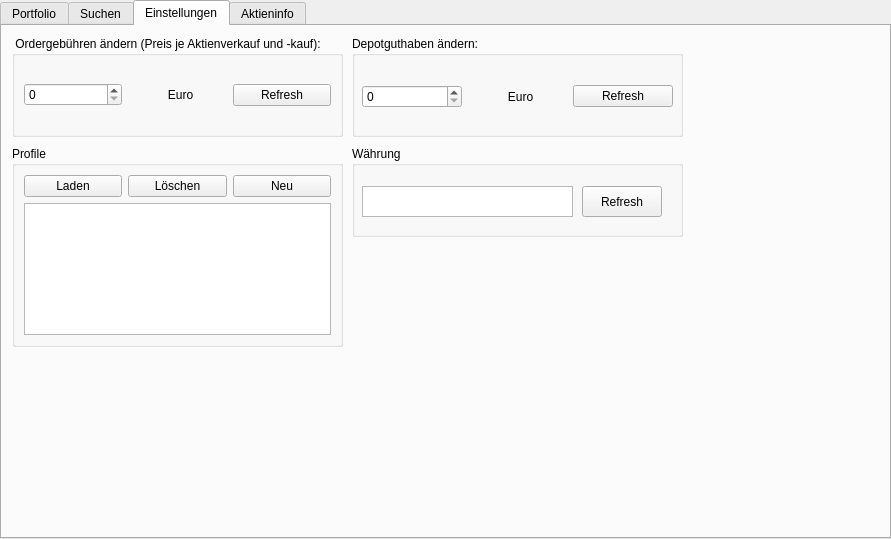
First picture: the form in ui/main_window.ui, repository eliaskohout/Boersenspiel, before the edit.
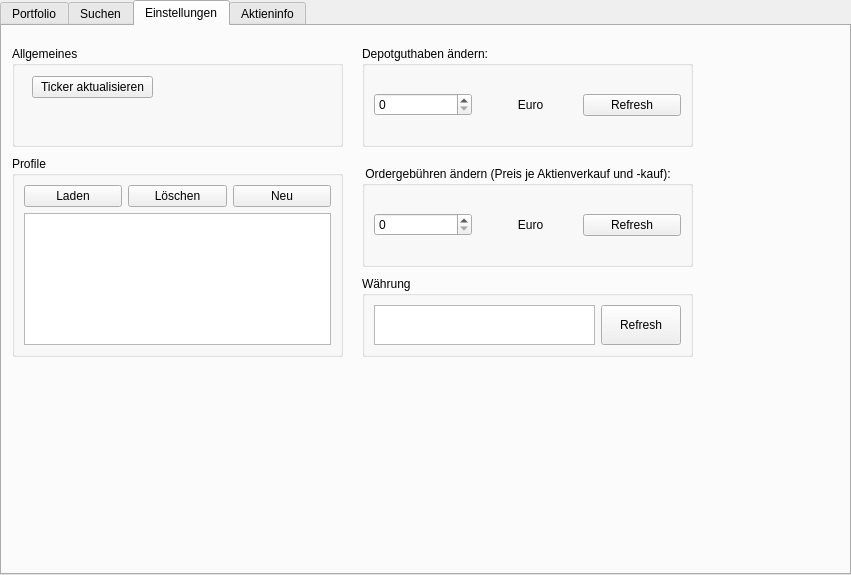
Second picture: the form after the edit. The open tabs and pages were chosen to show the change. Custom widgets are drawn as their Qt base class.

Patch:
```diff
--- a/ui/main_window.ui
+++ b/ui/main_window.ui
@@ -6,8 +6,8 @@
    <rect>
     <x>0</x>
     <y>0</y>
-    <width>891</width>
-    <height>539</height>
+    <width>851</width>
+    <height>575</height>
    </rect>
   </property>
   <property name="sizePolicy">
@@ -286,14 +286,14 @@
        </property>
        <property name="geometry">
         <rect>
-         <x>10</x>
-         <y>10</y>
+         <x>360</x>
+         <y>140</y>
          <width>331</width>
          <height>101</height>
         </rect>
        </property>
        <property name="sizePolicy">
-        <sizepolicy hsizetype="Maximum" vsizetype="Maximum">
+        <sizepolicy hsizetype="Fixed" vsizetype="Fixed">
          <horstretch>100</horstretch>
          <verstretch>0</verstretch>
         </sizepolicy>
@@ -309,8 +309,6 @@
        </property>
        <layout class="QHBoxLayout" name="horizontalLayout_4">
         <item>
-         <layout class="QHBoxLayout" name="horizontalLayout_5">
-          <item>
            <widget class="QSpinBox" name="spinBox_OrderGebuehr">
             <property name="maximum">
              <number>100</number>
@@ -318,7 +316,7 @@
            </widget>
           </item>
           <item>
-           <widget class="QLabel" name="label_waehrung_ordergeuehren">
+         <widget class="QLabel" name="label_waehrung_ordergebuehren">
             <property name="text">
              <string>            Euro</string>
             </property>
@@ -326,36 +324,37 @@
           </item>
           <item>
            <widget class="QPushButton" name="pushButton_refresh_Gebuehr">
+          <property name="sizePolicy">
+           <sizepolicy hsizetype="Minimum" vsizetype="Fixed">
+            <horstretch>0</horstretch>
+            <verstretch>0</verstretch>
+           </sizepolicy>
+          </property>
             <property name="text">
              <string>Refresh</string>
             </property>
            </widget>
-          </item>
-         </layout>
         </item>
        </layout>
       </widget>
       <widget class="QGroupBox" name="groupBox_depotguthaben_aendern">
        <property name="geometry">
         <rect>
-         <x>350</x>
-         <y>10</y>
+         <x>360</x>
+         <y>20</y>
          <width>331</width>
          <height>101</height>
         </rect>
        </property>
+       <property name="sizePolicy">
+        <sizepolicy hsizetype="Fixed" vsizetype="Fixed">
+         <horstretch>0</horstretch>
+         <verstretch>0</verstretch>
+        </sizepolicy>
+       </property>
        <property name="title">
         <string>Depotguthaben ändern:</string>
        </property>
-       <widget class="QWidget" name="horizontalLayoutWidget">
-        <property name="geometry">
-         <rect>
-          <x>10</x>
-          <y>30</y>
-          <width>311</width>
-          <height>61</height>
-         </rect>
-        </property>
         <layout class="QHBoxLayout" name="horizontalLayout_2">
          <item>
           <widget class="QSpinBox" name="spinBox_Depotguthaben">
@@ -368,7 +367,7 @@
           </widget>
          </item>
          <item>
-          <widget class="QLabel" name="label_2">
+         <widget class="QLabel" name="label_waehrung_depotguthaben_aendern">
            <property name="text">
             <string>            Euro</string>
            </property>
@@ -383,16 +382,21 @@
          </item>
         </layout>
        </widget>
-      </widget>
       <widget class="QGroupBox" name="groupBox_profile">
        <property name="geometry">
         <rect>
          <x>10</x>
-         <y>120</y>
+         <y>130</y>
          <width>331</width>
          <height>201</height>
         </rect>
        </property>
+       <property name="sizePolicy">
+        <sizepolicy hsizetype="Fixed" vsizetype="Fixed">
+         <horstretch>0</horstretch>
+         <verstretch>0</verstretch>
+        </sizepolicy>
+       </property>
        <property name="title">
         <string>Profile</string>
        </property>
@@ -426,26 +430,26 @@
       <widget class="QGroupBox" name="groupBox_waehrung">
        <property name="geometry">
         <rect>
-         <x>350</x>
-         <y>120</y>
+         <x>360</x>
+         <y>250</y>
          <width>331</width>
-         <height>91</height>
+         <height>81</height>
         </rect>
        </property>
+       <property name="sizePolicy">
+        <sizepolicy hsizetype="Fixed" vsizetype="Fixed">
+         <horstretch>0</horstretch>
+         <verstretch>0</verstretch>
+        </sizepolicy>
+       </property>
        <property name="title">
         <string>Währung</string>
        </property>
+       <layout class="QGridLayout" name="gridLayout_6">
+        <item row="0" column="0">
        <widget class="QPlainTextEdit" name="plainTextEdit_Waehrung">
-        <property name="geometry">
-         <rect>
-          <x>10</x>
-          <y>40</y>
-          <width>211</width>
-          <height>31</height>
-         </rect>
-        </property>
         <property name="sizePolicy">
-         <sizepolicy hsizetype="Expanding" vsizetype="Expanding">
+           <sizepolicy hsizetype="Fixed" vsizetype="Expanding">
           <horstretch>0</horstretch>
           <verstretch>0</verstretch>
          </sizepolicy>
@@ -456,17 +460,45 @@
          </font>
         </property>
        </widget>
+        </item>
+        <item row="0" column="1">
        <widget class="QPushButton" name="pushButton_refresh_waehrung">
-        <property name="geometry">
-         <rect>
-          <x>230</x>
-          <y>40</y>
-          <width>80</width>
-          <height>31</height>
-         </rect>
+          <property name="sizePolicy">
+           <sizepolicy hsizetype="Expanding" vsizetype="Expanding">
+            <horstretch>0</horstretch>
+            <verstretch>0</verstretch>
+           </sizepolicy>
         </property>
         <property name="text">
          <string>Refresh</string>
+          </property>
+         </widget>
+        </item>
+       </layout>
+      </widget>
+      <widget class="QGroupBox" name="groupBox_4">
+       <property name="geometry">
+        <rect>
+         <x>10</x>
+         <y>20</y>
+         <width>331</width>
+         <height>101</height>
+        </rect>
+       </property>
+       <property name="title">
+        <string>Allgemeines</string>
+       </property>
+       <widget class="QPushButton" name="pushButton_ticker_aktualisieren">
+        <property name="geometry">
+         <rect>
+          <x>20</x>
+          <y>30</y>
+          <width>121</width>
+          <height>22</height>
+         </rect>
+        </property>
+        <property name="text">
+         <string>Ticker aktualisieren</string>
         </property>
        </widget>
       </widget>
```
Lines whose indentation alone changed are shown as unchanged.
